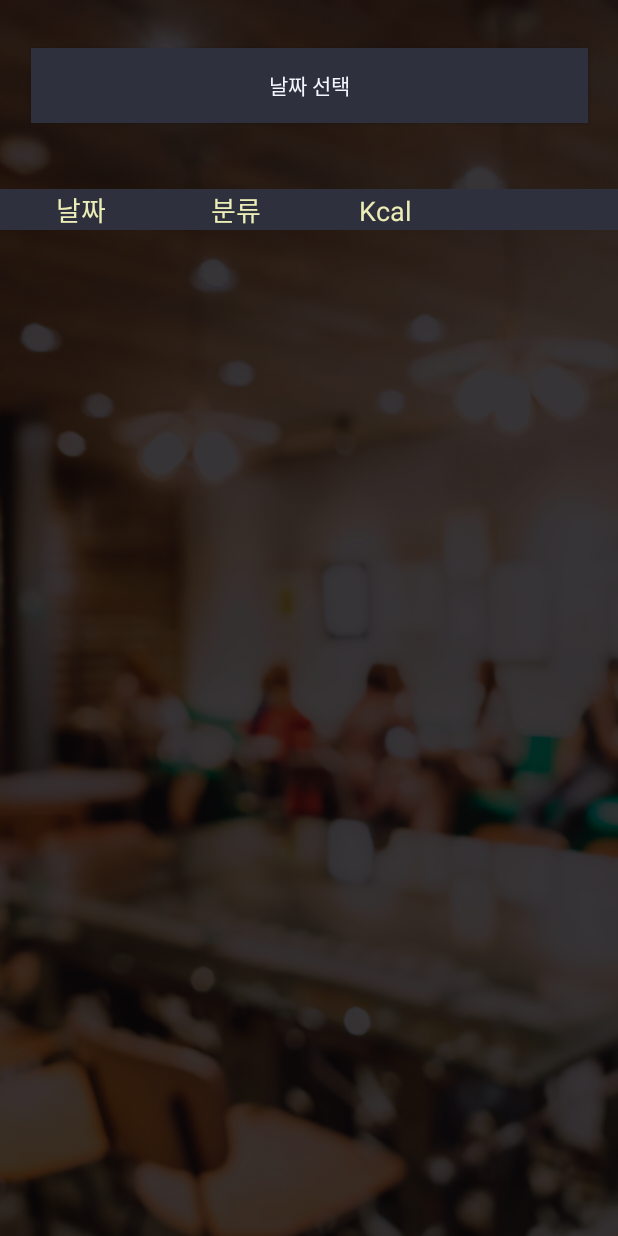
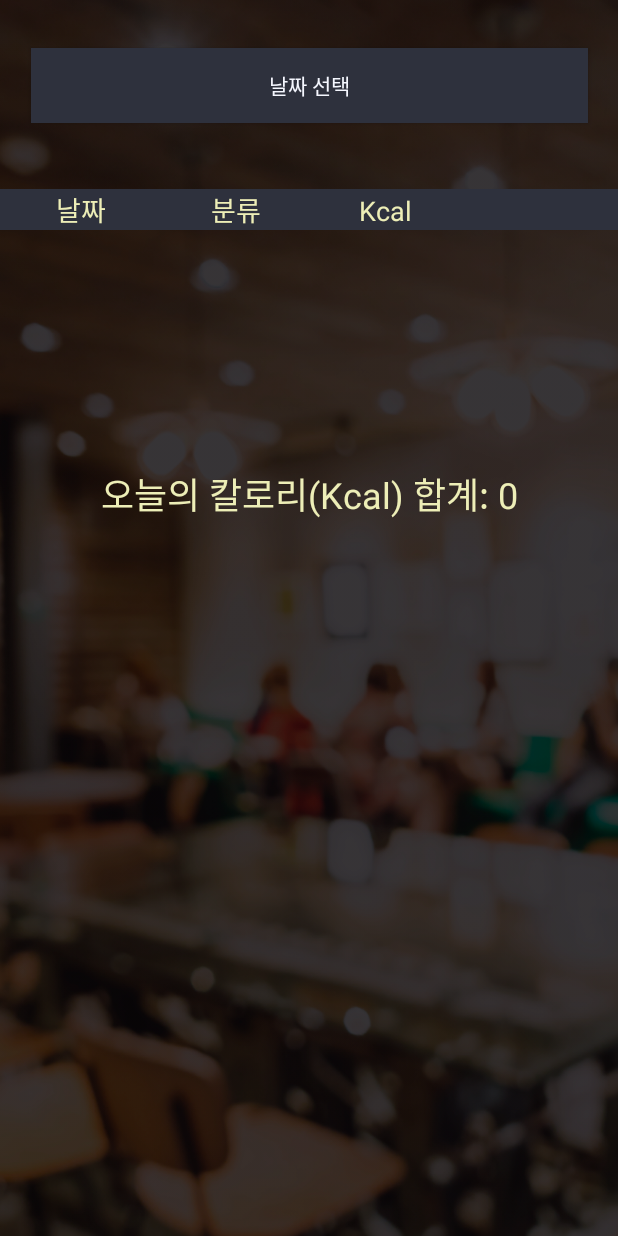
Before and after one commit to 23-2-MS-project/msProject, an Android app: the Calendar screen opened directly, with no data from a screen before it, on a phone screen of 412 x 824 dp. Run offline under Robolectric (Android 15) with nearby library versions, the phone set to English and light mode, and no system bars.

Commit message:
Feat: 화면 변경

```diff
--- a/MS_Project/app/src/main/java/com/example/ms_project/Calendar.java
+++ b/MS_Project/app/src/main/java/com/example/ms_project/Calendar.java
@@ -10,6 +10,7 @@ import android.os.Bundle;
 import android.view.View;
 import android.widget.Button;
 import android.widget.DatePicker;
+import android.widget.TextView;
 
 import com.example.ms_project.dto.FoodSimple;
 
@@ -22,6 +23,7 @@ public class Calendar extends AppCompatActivity {
     private Button showDetails;
     private FoodAdapter foodAdapter;
     private FoodRepository foodRepository;
+    private TextView calorieSumTextView;
 
     @SuppressLint("MissingInflatedId")
     @Override
@@ -37,6 +39,8 @@ public class Calendar extends AppCompatActivity {
         foodAdapter = new FoodAdapter(this, new ArrayList<>());
         recyclerView.setLayoutManager(new LinearLayoutManager(this));
         recyclerView.setAdapter(foodAdapter);
+
+        calorieSumTextView = findViewById(R.id.calorieSumTextView);
 
 //        if (selectedDateButton.getText().toString().equals("날짜 선택")){
 //            foodSimples.add(new FoodSimple("날짜를 선택해주세요", "", 0));
@@ -77,8 +81,17 @@ public class Calendar extends AppCompatActivity {
 
         datePickerDialog.show();
     }
+    @SuppressLint("SetTextI18n")
     private void updateRecyclerView(List<FoodSimple> foodSimples) {
         foodAdapter.setData(foodSimples);
         foodAdapter.notifyDataSetChanged();
+
+        int calorieSum = 0;
+        for (FoodSimple foodSimple : foodSimples) {
+            calorieSum += foodSimple.getCalorie();
+        }
+
+        // TextView 업데이트
+        calorieSumTextView.setText("오늘의 칼로리 합계: " + calorieSum);
     }
 }
--- a/MS_Project/app/src/main/java/com/example/ms_project/dto/FoodDetail.java
+++ b/MS_Project/app/src/main/java/com/example/ms_project/dto/FoodDetail.java
@@ -19,10 +19,8 @@ public class FoodDetail {
         // 기본 생성자
     }
 
-    public FoodDetail(String date, String type, String place, byte[] image, String mainMenu,
+    public FoodDetail(String place, byte[] image, String mainMenu,
                       String sideMenu, String review, String time, int calorie, int cost) {
-        this.date = date;
-        this.type = type;
         this.place = place;
         this.image = image;
         this.mainMenu = mainMenu;
--- a/MS_Project/app/src/main/res/layout/activity_calendar.xml
+++ b/MS_Project/app/src/main/res/layout/activity_calendar.xml
@@ -61,4 +61,18 @@
         app:layout_constraintStart_toStartOf="parent"
         app:layout_constraintTop_toBottomOf="@+id/textView"
         app:layout_constraintVertical_bias="0.0" />
+
+    <TextView
+        android:id="@+id/calorieSumTextView"
+        android:layout_width="wrap_content"
+        android:layout_height="wrap_content"
+        android:layout_marginTop="148dp"
+        android:text="오늘의 칼로리(Kcal) 합계: 0"
+        android:textColor="#EDEEB7"
+        android:textSize="24sp"
+        app:layout_constraintEnd_toEndOf="parent"
+        app:layout_constraintHorizontal_bias="0.501"
+        app:layout_constraintStart_toStartOf="parent"
+        app:layout_constraintTop_toBottomOf="@+id/recyclerView" />
+
 </androidx.constraintlayout.widget.ConstraintLayout>
```
